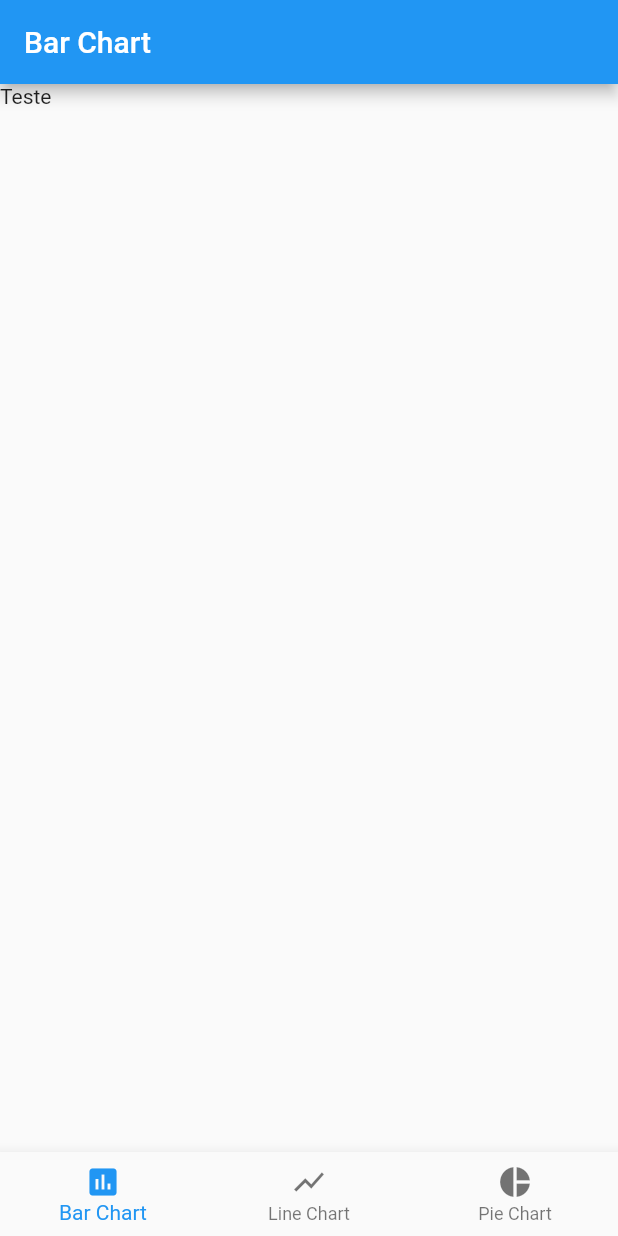
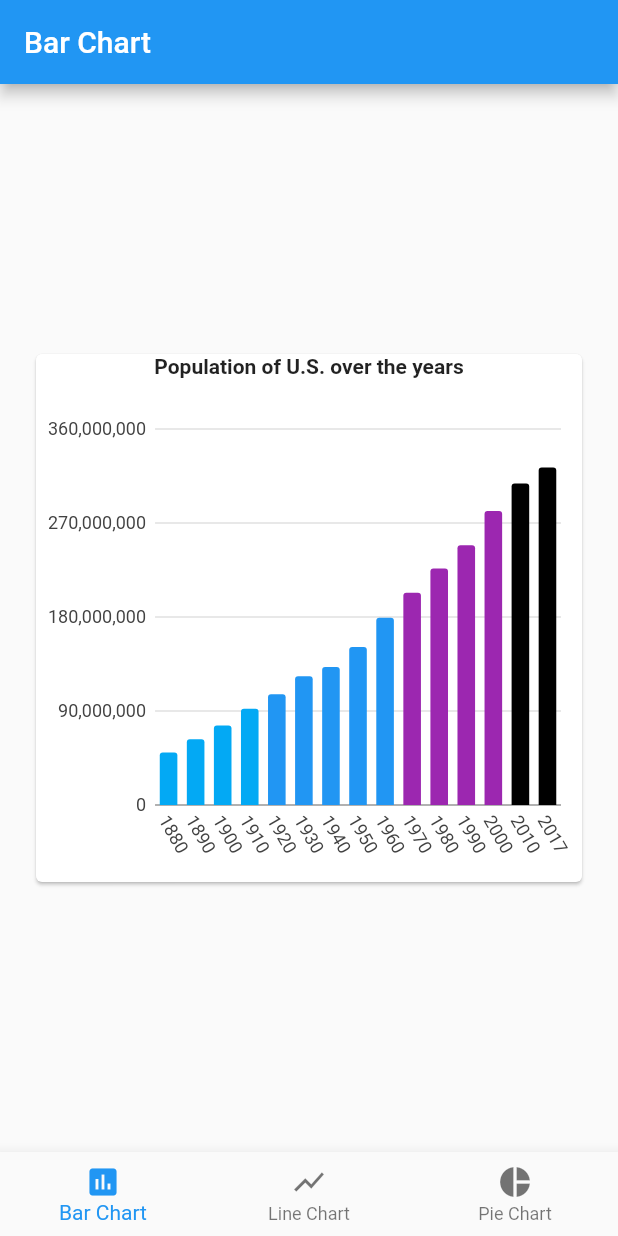
Before and after one commit to gabrielmoreira-dev/flutter-charts, a Flutter app: the screen it shows after launch, on a phone screen of 412 x 824 dp. Run offline on Flutter 3.47's test engine with Material 2 defaults, Android fonts, the phone set to English and light mode, and no system bars; our stand-ins replace charts_flutter, rxdart.

Commit message:
Implemented bar chart

```diff
--- /dev/null
+++ b/domain/lib/data_repository/population_data_repository.dart
@@ -0,0 +1,7 @@
+import '../models/population_data.dart';
+
+abstract class PopulationDataRepository {
+
+  Future<List<PopulationData>> getPopulationDataList();
+
+}
--- /dev/null
+++ b/domain/lib/models/population_data.dart
@@ -0,0 +1,12 @@
+import 'package:flutter/widgets.dart';
+
+class PopulationData {
+  PopulationData({
+    @required this.year,
+    @required this.population,
+  })  : assert(year != null),
+        assert(population != null);
+
+  final int year;
+  final int population;
+}
--- /dev/null
+++ b/domain/lib/use_case/get_population_data_uc.dart
@@ -0,0 +1,17 @@
+import 'package:meta/meta.dart';
+
+import '../data_repository/population_data_repository.dart';
+import '../models/population_data.dart';
+import 'use_case.dart';
+
+class GetPopulationDataUC extends UseCase<void, List<PopulationData>> {
+  GetPopulationDataUC({
+    @required this.repository,
+  }) : assert(repository != null);
+
+  final PopulationDataRepository repository;
+
+  @override
+  Future<List<PopulationData>> getRawFuture({void params}) =>
+      repository.getPopulationDataList();
+}
--- /dev/null
+++ b/domain/lib/use_case/use_case.dart
@@ -0,0 +1,11 @@
+import 'package:meta/meta.dart';
+
+abstract class UseCase<P, R> {
+  @protected
+  Future<R> getRawFuture({P params});
+
+  Future<R> getFuture({P params}) =>
+      getRawFuture(params: params).catchError((error) {
+        throw error;
+      });
+}
--- /dev/null
+++ b/domain/pubspec.yaml
@@ -0,0 +1,6 @@
+name: domain
+environment:
+  sdk: '>=2.6.0-dev.1.0 <3.0.0'
+
+dependencies:
+  meta: ^1.1.8
--- /dev/null
+++ b/lib/data/repository/population_repository.dart
@@ -0,0 +1,70 @@
+import 'package:domain/data_repository/population_data_repository.dart';
+import 'package:domain/models/population_data.dart';
+
+class PopulationRepository implements PopulationDataRepository {
+  Future<List<PopulationData>> getPopulationDataList() async =>
+      _populationDataList;
+
+  List<PopulationData> _populationDataList = [
+    PopulationData(
+      year: 1880,
+      population: 50189209,
+    ),
+    PopulationData(
+      year: 1890,
+      population: 62979766,
+    ),
+    PopulationData(
+      year: 1900,
+      population: 76212168,
+    ),
+    PopulationData(
+      year: 1910,
+      population: 92228496,
+    ),
+    PopulationData(
+      year: 1920,
+      population: 106021537,
+    ),
+    PopulationData(
+      year: 1930,
+      population: 123202624,
+    ),
+    PopulationData(
+      year: 1940,
+      population: 132164569,
+    ),
+    PopulationData(
+      year: 1950,
+      population: 151325798,
+    ),
+    PopulationData(
+      year: 1960,
+      population: 179323175,
+    ),
+    PopulationData(
+      year: 1970,
+      population: 203302031,
+    ),
+    PopulationData(
+      year: 1980,
+      population: 226542199,
+    ),
+    PopulationData(
+      year: 1990,
+      population: 248709873,
+    ),
+    PopulationData(
+      year: 2000,
+      population: 281421906,
+    ),
+    PopulationData(
+      year: 2010,
+      population: 307745538,
+    ),
+    PopulationData(
+      year: 2017,
+      population: 323148586,
+    ),
+  ];
+}
--- /dev/null
+++ b/lib/presentation/chart/bar/bar_chart_bloc.dart
@@ -0,0 +1,53 @@
+import 'package:fluttergraphs/data/repository/population_repository.dart';
+
+import 'package:charts_flutter/flutter.dart' as charts;
+import 'package:domain/use_case/get_population_data_uc.dart';
+import 'package:fluttergraphs/presentation/chart/bar/bar_chart_models.dart';
+import 'package:rxdart/rxdart.dart';
+
+import 'bar_chart_models.dart';
+import 'chart_bar_mappers.dart';
+
+class BarChartBloc {
+  BarChartBloc() {
+    _subscriptions.add(
+      _fetchPopulationData().listen(_onNewStateSubject.add),
+    );
+  }
+
+  final populationDataUC = GetPopulationDataUC(
+    repository: PopulationRepository(),
+  );
+
+  final _subscriptions = CompositeSubscription();
+
+  final _onNewStateSubject =
+      BehaviorSubject<List<charts.Series<PopulationDataVM, String>>>();
+
+  Stream<List<charts.Series<PopulationDataVM, String>>> get onNewState =>
+      _onNewStateSubject;
+
+  Stream<List<charts.Series<PopulationDataVM, String>>>
+      _fetchPopulationData() async* {
+    try {
+      final populationDataList = await populationDataUC.getFuture();
+      final dataVM = populationDataList.map((data) => data.toVM()).toList();
+      List<charts.Series<PopulationDataVM, String>> series = [
+        charts.Series(
+          id: 'Population',
+          data: dataVM,
+          domainFn: (PopulationDataVM series, _) => series.year.toString(),
+          measureFn: (PopulationDataVM series, _) => series.population,
+          colorFn: (PopulationDataVM series, _) => series.barColor,
+        )
+      ];
+      yield series;
+    } catch (e) {
+      yield <charts.Series<PopulationDataVM, String>>[];
+    }
+  }
+
+  void dispose() {
+    _onNewStateSubject.close();
+  }
+}
--- /dev/null
+++ b/lib/presentation/chart/bar/bar_chart_models.dart
@@ -0,0 +1,17 @@
+import 'package:charts_flutter/flutter.dart' as charts;
+import 'package:flutter/material.dart';
+import 'package:flutter/widgets.dart';
+
+class PopulationDataVM {
+  PopulationDataVM({
+    @required this.year,
+    @required this.population,
+    @required this.barColor,
+  })  : assert(year != null),
+        assert(population != null),
+        assert(barColor != null);
+
+  final int year;
+  final int population;
+  final charts.Color barColor;
+}
--- a/lib/presentation/chart/bar/bar_chart_page.dart
+++ b/lib/presentation/chart/bar/bar_chart_page.dart
@@ -1,14 +1,49 @@
+import 'package:charts_flutter/flutter.dart' as charts;
 import 'package:flutter/material.dart';
 import 'package:flutter/widgets.dart';
+import 'package:fluttergraphs/presentation/chart/bar/bar_chart_bloc.dart';
 
 class BarChartPage extends StatelessWidget {
+  final bloc = BarChartBloc();
+
   @override
   Widget build(BuildContext context) {
     return Scaffold(
       appBar: AppBar(
         title: Text('Bar Chart'),
       ),
-      body: Text('Teste'),
+      body: Center(
+        child: Container(
+          height: 400,
+          padding: EdgeInsets.all(20),
+          child: Card(
+            child: Column(
+              children: <Widget>[
+                Text(
+                  "Population of U.S. over the years",
+                  style: TextStyle(fontWeight: FontWeight.bold),
+                ),
+                SizedBox(
+                  height: 20,
+                ),
+                Expanded(
+                  child: StreamBuilder(
+                    stream: bloc.onNewState,
+                    builder: (context, snapshot) => charts.BarChart(
+                      snapshot.data,
+                      animate: true,
+                      domainAxis: charts.OrdinalAxisSpec(
+                        renderSpec:
+                            charts.SmallTickRendererSpec(labelRotation: 60),
+                      ),
+                    ),
+                  ),
+                )
+              ],
+            ),
+          ),
+        ),
+      ),
     );
   }
 }
--- /dev/null
+++ b/lib/presentation/chart/bar/chart_bar_mappers.dart
@@ -0,0 +1,18 @@
+import 'package:charts_flutter/flutter.dart' as charts;
+import 'package:domain/models/population_data.dart';
+import 'package:flutter/material.dart';
+import 'package:fluttergraphs/presentation/chart/bar/bar_chart_models.dart';
+
+extension ChartBarMappers on PopulationData {
+  PopulationDataVM toVM() => PopulationDataVM(
+        year: year,
+        population: population,
+        barColor: population < 100000000
+            ? charts.ColorUtil.fromDartColor(Colors.lightBlue)
+            : population < 200000000
+                ? charts.ColorUtil.fromDartColor(Colors.blue)
+                : population < 300000000
+                    ? charts.ColorUtil.fromDartColor(Colors.purple)
+                    : charts.ColorUtil.fromDartColor(Colors.black),
+      );
+}
```
Also changed, not shown: pubspec.yaml (+5 -2 lines), domain/pubspec.lock (added), pubspec.lock.
